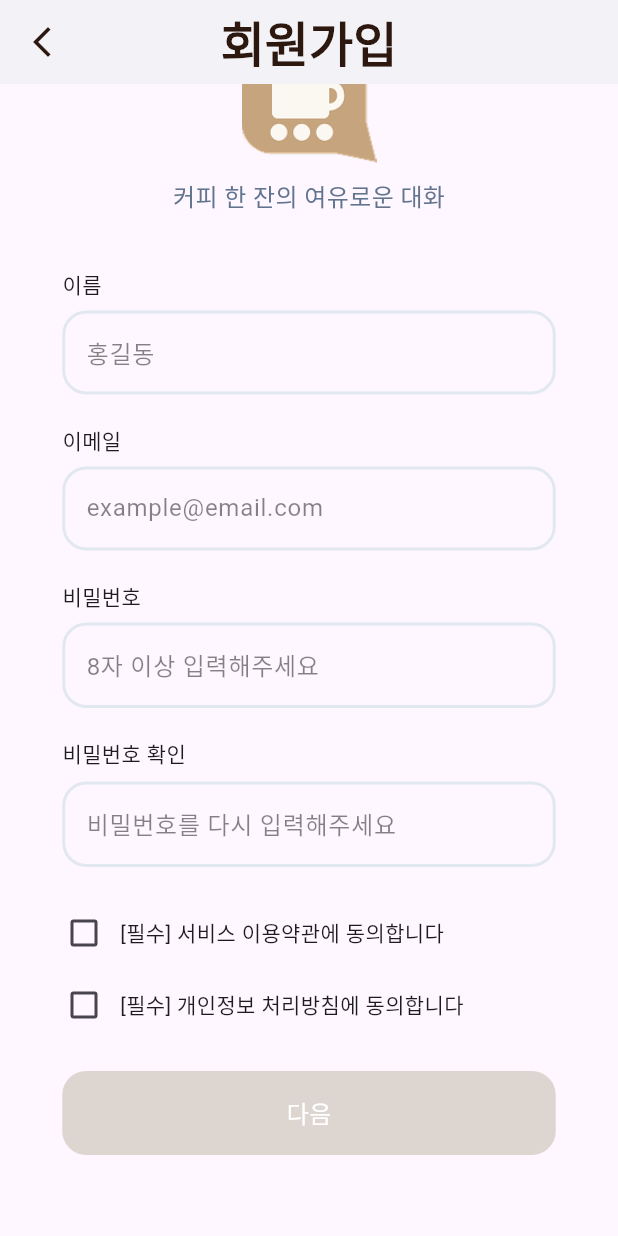
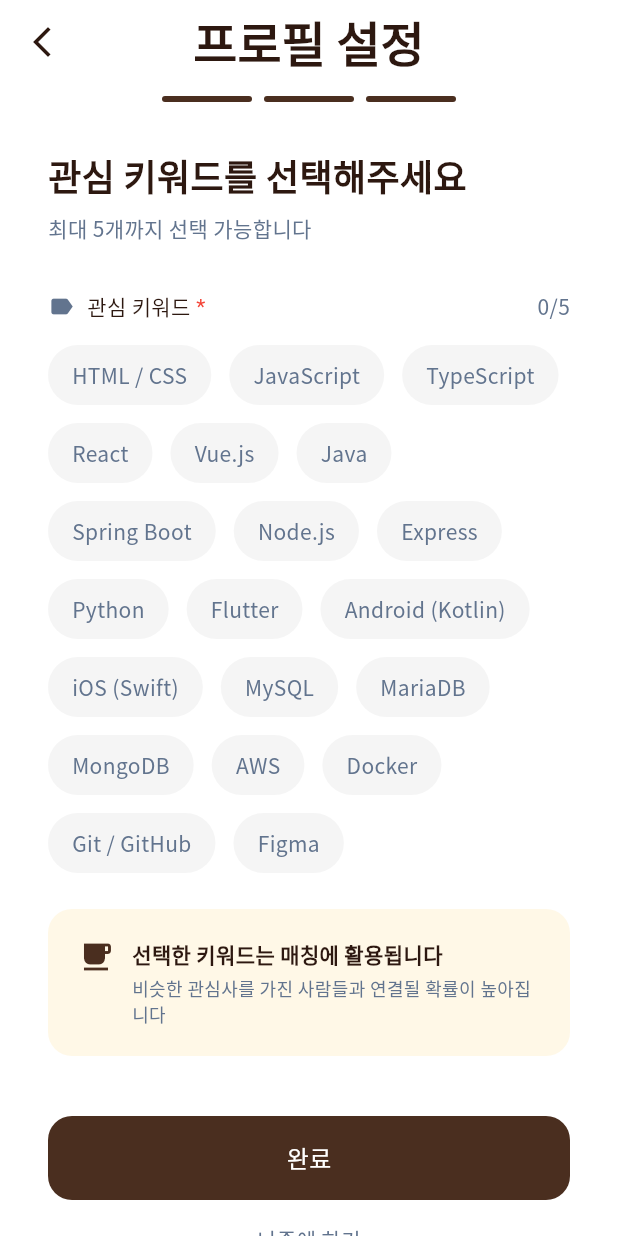
Before and after one commit to project-A-A/AA-APP, a Flutter app: the RegisterScreen screen opened directly, scrolled down 77 dp, after a tap on "다음", on a phone screen of 412 x 824 dp. Run offline on Flutter 3.47's test engine with Material 3 defaults, Android fonts, the phone set to English and light mode, and no system bars; our stand-ins replace flutter_svg; Roboto replaces fonts that are missing (NotoSansKR); project files that could hold a hidden picture were left out.

Commit message:
feat: 프로필 관심 키워드 선택 페이지 UI 퍼블리싱

```diff
--- a/lib/screen/profile_setting/profile_keyword.dart
+++ b/lib/screen/profile_setting/profile_keyword.dart
@@ -0,0 +1,326 @@
+import 'package:flutter/material.dart';
+
+class ProfileKeywordScreen extends StatefulWidget {
+  const ProfileKeywordScreen({super.key});
+
+  @override
+  State<ProfileKeywordScreen> createState() => _ProfileKeywordScreenState();
+}
+
+class _ProfileKeywordScreenState extends State<ProfileKeywordScreen> {
+  final List<String> keywords = [
+    'HTML / CSS',
+    'JavaScript',
+    'TypeScript',
+    'React',
+    'Vue.js',
+    'Java',
+    'Spring Boot',
+    'Node.js',
+    'Express',
+    'Python',
+    'Flutter',
+    'Android (Kotlin)',
+    'iOS (Swift)',
+    'MySQL',
+    'MariaDB',
+    'MongoDB',
+    'AWS',
+    'Docker',
+    'Git / GitHub',
+    'Figma',
+  ];
+
+  final Set<String> selectedKeywords = {};
+  final int maxSelection = 5;
+
+  void _toggleKeyword(String keyword) {
+    setState(() {
+      if (selectedKeywords.contains(keyword)) {
+        selectedKeywords.remove(keyword);
+      } else {
+        if (selectedKeywords.length < maxSelection) {
+          selectedKeywords.add(keyword);
+        }
+      }
+    });
+  }
+
+  void _handleComplete() {
+    // 완료 버튼 클릭 시 처리 로직
+    // Navigator.pop(context);
+    // 또는 다음 화면으로 이동
+  }
+
+  void _handleSkip() {
+    // 나중에 하기 버튼 클릭 시 처리 로직
+    Navigator.pop(context);
+  }
+
+  @override
+  Widget build(BuildContext context) {
+    return Scaffold(
+      backgroundColor: Colors.white,
+      appBar: AppBar(
+        backgroundColor: Colors.white,
+        elevation: 0,
+        leading: IconButton(
+          icon: Icon(Icons.arrow_back_ios_new, color: Color(0xff2D1810)),
+          onPressed: () => Navigator.pop(context),
+        ),
+        centerTitle: true,
+        title: Text(
+          '프로필 설정',
+          style: TextStyle(
+            fontFamily: 'Noto Sans KR',
+            fontSize: 32,
+            fontWeight: FontWeight.w900,
+            color: Color(0xff2D1810),
+          ),
+        ),
+        bottom: PreferredSize(
+          preferredSize: Size.fromHeight(20),
+          child: Padding(
+            padding: const EdgeInsets.only(bottom: 8.0),
+            child: Row(
+              mainAxisAlignment: MainAxisAlignment.center,
+              children: [
+                Container(
+                  width: 60,
+                  height: 4,
+                  decoration: BoxDecoration(
+                    color: Color(0xff4A2E1F),
+                    borderRadius: BorderRadius.circular(2),
+                  ),
+                ),
+                SizedBox(width: 8),
+                Container(
+                  width: 60,
+                  height: 4,
+                  decoration: BoxDecoration(
+                    color: Color(0xff4A2E1F),
+                    borderRadius: BorderRadius.circular(2),
+                  ),
+                ),
+                SizedBox(width: 8),
+                Container(
+                  width: 60,
+                  height: 4,
+                  decoration: BoxDecoration(
+                    color: Color(0xff4A2E1F),
+                    borderRadius: BorderRadius.circular(2),
+                  ),
+                ),
+              ],
+            ),
+          ),
+        ),
+      ),
+      body: SingleChildScrollView(
+        child: Padding(
+          padding: const EdgeInsets.symmetric(horizontal: 32, vertical: 24),
+          child: Column(
+            crossAxisAlignment: CrossAxisAlignment.start,
+            children: [
+              Text(
+                '관심 키워드를 선택해주세요',
+                style: TextStyle(
+                  fontFamily: 'Noto Sans KR',
+                  fontSize: 24,
+                  fontWeight: FontWeight.w700,
+                  color: Color(0xff2D1810),
+                ),
+              ),
+              SizedBox(height: 8),
+              Text(
+                '최대 5개까지 선택 가능합니다',
+                style: TextStyle(
+                  fontFamily: 'Noto Sans KR',
+                  fontSize: 14,
+                  fontWeight: FontWeight.w400,
+                  color: Color(0xff62748E),
+                ),
+              ),
+              SizedBox(height: 32),
+              Row(
+                mainAxisAlignment: MainAxisAlignment.spaceBetween,
+                children: [
+                  Row(
+                    children: [
+                      Icon(
+                        Icons.label,
+                        size: 18,
+                        color: Color(0xff62748E),
+                      ),
+                      SizedBox(width: 8),
+                      Text(
+                        '관심 키워드',
+                        style: TextStyle(
+                          fontWeight: FontWeight.w400,
+                          fontSize: 14,
+                          fontFamily: 'Noto Sans KR',
+                          color: Color(0xff2D1810),
+                        ),
+                      ),
+                      Text(
+                        ' *',
+                        style: TextStyle(
+                          fontWeight: FontWeight.w400,
+                          fontSize: 14,
+                          color: Colors.red,
+                        ),
+                      ),
+                    ],
+                  ),
+                  Text(
+                    '${selectedKeywords.length}/$maxSelection',
+                    style: TextStyle(
+                      fontWeight: FontWeight.w400,
+                      fontSize: 14,
+                      fontFamily: 'Noto Sans KR',
+                      color: Color(0xff62748E),
+                    ),
+                  ),
+                ],
+              ),
+              SizedBox(height: 16),
+              Wrap(
+                spacing: 12,
+                runSpacing: 12,
+                children: keywords.map((keyword) {
+                  final isSelected = selectedKeywords.contains(keyword);
+                  final isDisabled =
+                      !isSelected && selectedKeywords.length >= maxSelection;
+
+                  return GestureDetector(
+                    onTap: isDisabled ? null : () => _toggleKeyword(keyword),
+                    child: Container(
+                      padding: EdgeInsets.symmetric(
+                        horizontal: 16,
+                        vertical: 10,
+                      ),
+                      decoration: BoxDecoration(
+                        color: isSelected
+                            ? Color(0xffF5E6D3)
+                            : Color(0xffF5F5F5),
+                        borderRadius: BorderRadius.circular(20),
+                        border: Border.all(
+                          color: isSelected
+                              ? Color(0xff4A2E1F)
+                              : Colors.transparent,
+                          width: isSelected ? 1 : 0,
+                        ),
+                      ),
+                      child: Text(
+                        keyword,
+                        style: TextStyle(
+                          fontFamily: 'Noto Sans KR',
+                          fontSize: 14,
+                          fontWeight: isSelected
+                              ? FontWeight.w600
+                              : FontWeight.w400,
+                          color: isSelected
+                              ? Color(0xff2D1810)
+                              : (isDisabled
+                                    ? Color(0xffC4C4C4)
+                                    : Color(0xff62748E)),
+                        ),
+                      ),
+                    ),
+                  );
+                }).toList(),
+              ),
+              SizedBox(height: 24),
+              _buildInfoBox(),
+              SizedBox(height: 40),
+              GestureDetector(
+                onTap: _handleComplete,
+                child: Container(
+                  width: double.infinity,
+                  height: 56,
+                  decoration: BoxDecoration(
+                    color: Color(0xff4A2E1F),
+                    borderRadius: BorderRadius.circular(16),
+                  ),
+                  alignment: Alignment.center,
+                  child: Text(
+                    '완료',
+                    style: TextStyle(
+                      color: Colors.white,
+                      fontSize: 16,
+                      fontWeight: FontWeight.w400,
+                      fontFamily: 'Noto Sans KR',
+                    ),
+                  ),
+                ),
+              ),
+              SizedBox(height: 16),
+              Center(
+                child: GestureDetector(
+                  onTap: _handleSkip,
+                  child: Text(
+                    '나중에 하기',
+                    style: TextStyle(
+                      fontFamily: 'Noto Sans KR',
+                      fontSize: 14,
+                      fontWeight: FontWeight.w400,
+                      color: Color(0xff62748E),
+                    ),
+                  ),
+                ),
+              ),
+              SizedBox(height: 24),
+            ],
+          ),
+        ),
+      ),
+    );
+  }
+
+  Widget _buildInfoBox() {
+    return Container(
+      padding: EdgeInsets.all(20),
+      decoration: BoxDecoration(
+        color: Color(0xffFFF8E7),
+        borderRadius: BorderRadius.circular(16),
+      ),
+      child: Row(
+        crossAxisAlignment: CrossAxisAlignment.start,
+        children: [
+          Icon(
+            Icons.local_cafe,
+            color: Color(0xff4A2E1F),
+            size: 24,
+          ),
+          SizedBox(width: 12),
+          Expanded(
+            child: Column(
+              crossAxisAlignment: CrossAxisAlignment.start,
+              children: [
+                Text(
+                  '선택한 키워드는 매칭에 활용됩니다',
+                  style: TextStyle(
+                    fontFamily: 'Noto Sans KR',
+                    fontSize: 14,
+                    fontWeight: FontWeight.w600,
+                    color: Color(0xff2D1810),
+                  ),
+                ),
+                SizedBox(height: 4),
+                Text(
+                  '비슷한 관심사를 가진 사람들과 연결될 확률이 높아집니다',
+                  style: TextStyle(
+                    fontFamily: 'Noto Sans KR',
+                    fontSize: 12,
+                    fontWeight: FontWeight.w400,
+                    color: Color(0xff62748E),
+                  ),
+                ),
+              ],
+            ),
+          ),
+        ],
+      ),
+    );
+  }
+}
--- a/lib/screen/register.dart
+++ b/lib/screen/register.dart
@@ -1,5 +1,6 @@
 import 'package:flutter/material.dart';
 import 'package:project_aa/screen/profile_setting/profile_info.dart';
+import 'package:project_aa/screen/profile_setting/profile_keyword.dart';
 import 'package:project_aa/utils/utils.dart';
 
 class RegisterScreen extends StatefulWidget {
@@ -116,7 +117,13 @@ class _RegisterScreenState extends State<RegisterScreen> {
                     //         }
                     //       }
                     //     : null,
-                    onTap: () {;
+                    onTap: () {
+                      Navigator.push(
+                        context,
+                        MaterialPageRoute(
+                          builder: (context) => ProfileKeywordScreen(),
+                        ),
+                      );
                     },
                     child: Container(
                       width: 329,
```
